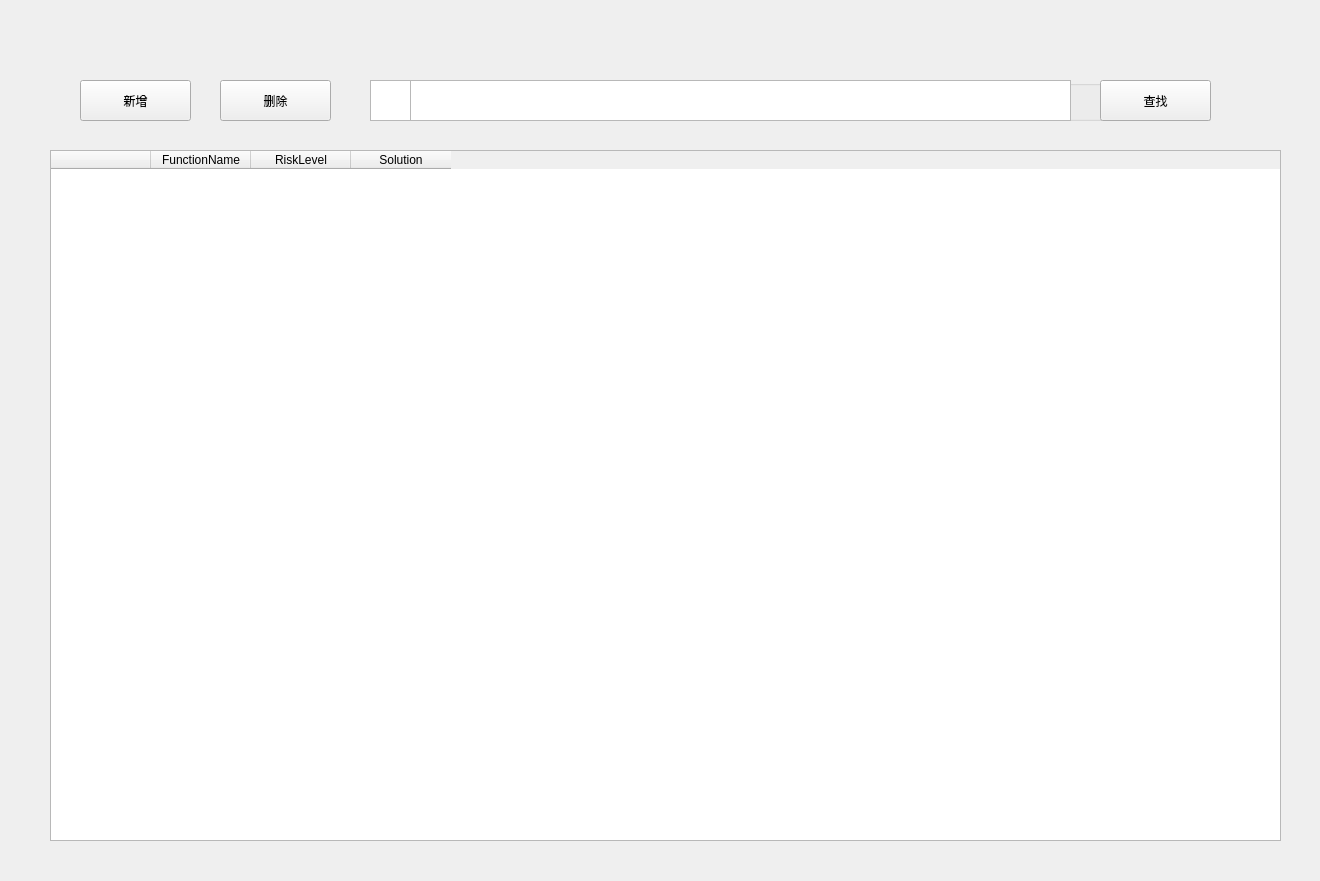
Qt form UI/riskFunction/manageRiskFunctionWidget.ui (Whitepinkwolf/Code-Reviewer-Porject) before a commit.
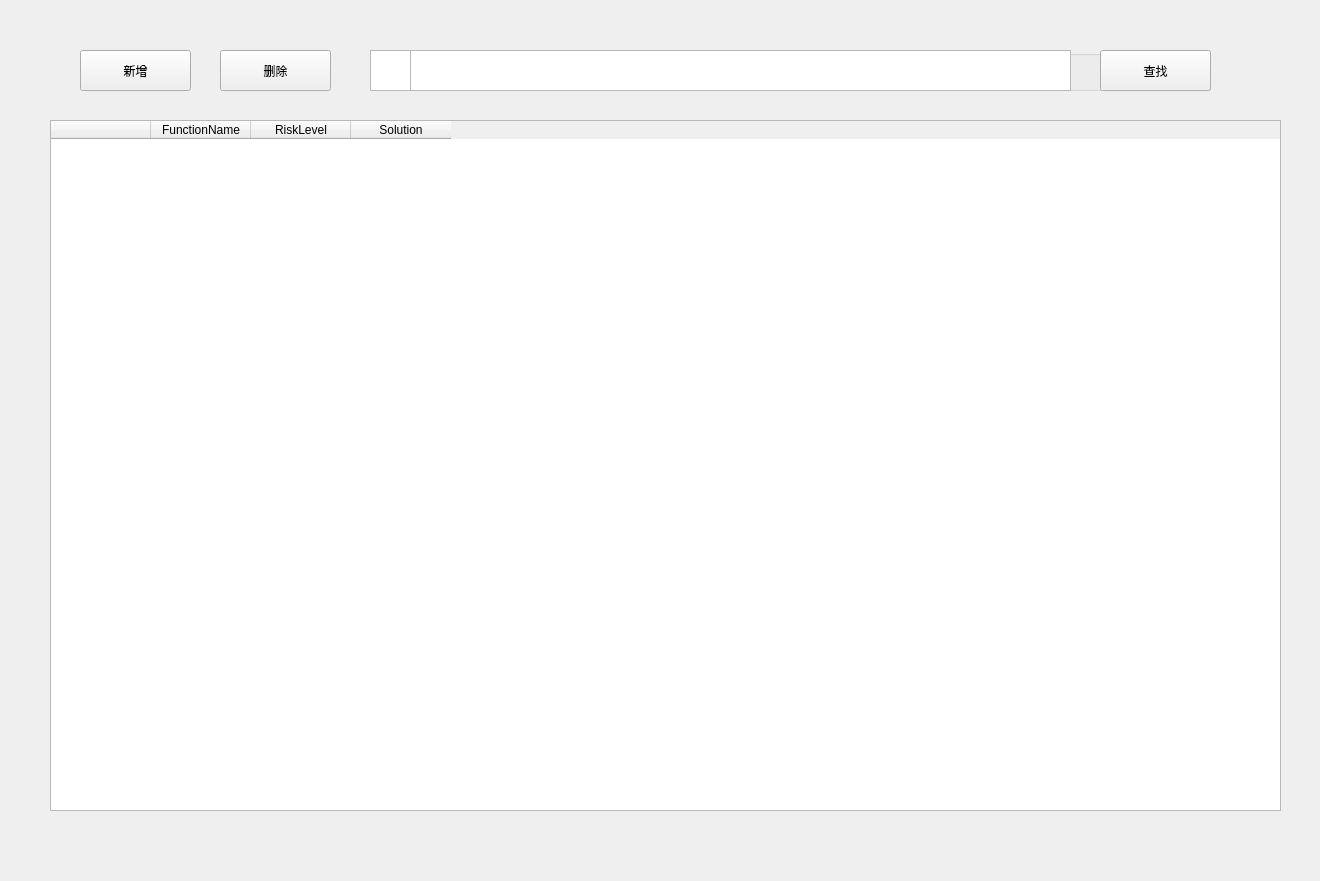
The same form after that commit.

```diff
--- a/UI/riskFunction/manageRiskFunctionWidget.ui
+++ b/UI/riskFunction/manageRiskFunctionWidget.ui
@@ -17,14 +17,20 @@
    <property name="geometry">
     <rect>
      <x>50</x>
-     <y>150</y>
+     <y>120</y>
      <width>1231</width>
      <height>691</height>
     </rect>
    </property>
+   <property name="gridStyle">
+    <enum>Qt::SolidLine</enum>
+   </property>
+   <attribute name="horizontalHeaderCascadingSectionResizes">
+    <bool>true</bool>
+   </attribute>
    <column>
     <property name="text">
-     <string> </string>
+     <string/>
     </property>
    </column>
    <column>
@@ -47,7 +53,7 @@
    <property name="geometry">
     <rect>
      <x>370</x>
-     <y>80</y>
+     <y>50</y>
      <width>841</width>
      <height>41</height>
     </rect>
@@ -93,7 +99,7 @@
    <property name="geometry">
     <rect>
      <x>220</x>
-     <y>80</y>
+     <y>50</y>
      <width>111</width>
      <height>41</height>
     </rect>
@@ -106,7 +112,7 @@
    <property name="geometry">
     <rect>
      <x>80</x>
-     <y>80</y>
+     <y>50</y>
      <width>111</width>
      <height>41</height>
     </rect>
```
